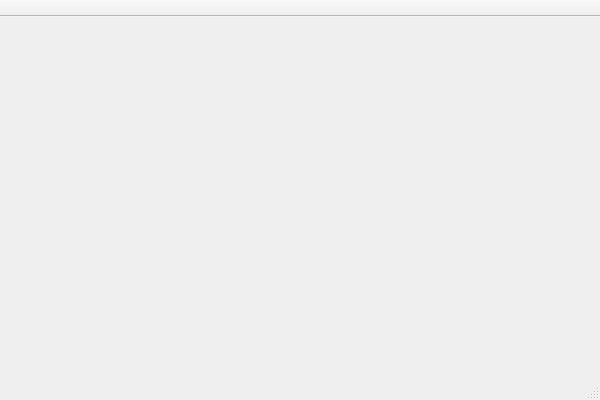
Above: gui/mainwindow.ui from csete/softrig before the change. Below: the same form after it.
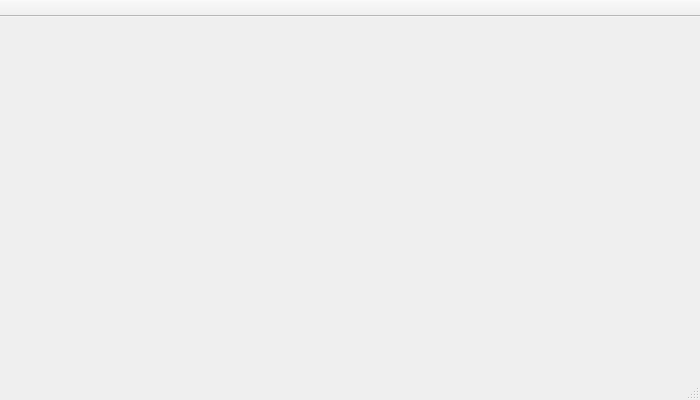
That is the form after the change.

Commit message: Adjust MainWindow size and layout

Diff of the .ui file:
```diff
--- a/gui/mainwindow.ui
+++ b/gui/mainwindow.ui
@@ -6,10 +6,16 @@
    <rect>
     <x>0</x>
     <y>0</y>
-    <width>600</width>
+    <width>700</width>
     <height>400</height>
    </rect>
   </property>
+  <property name="minimumSize">
+   <size>
+    <width>400</width>
+    <height>350</height>
+   </size>
+  </property>
   <property name="windowTitle">
    <string>Softrig</string>
   </property>
```
Left out of the diff: 2 changed lines with no effect on the pictures.
